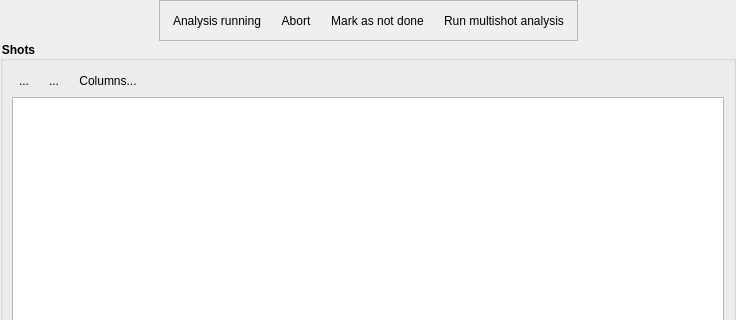
First picture: the form in lyse/user_interface/filebox.ui, repository labscript-suite/lyse, before the edit; both pictures show x 0 to 736 and y 0 to 320 of the 736 by 616 pixel window.
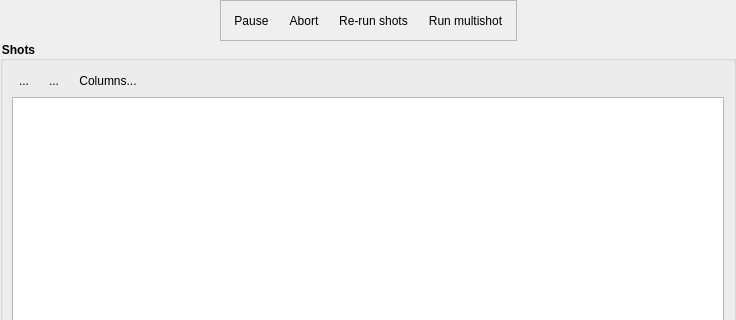
Second picture: the form after the edit. Icons and pictures are not drawn. Custom widgets are drawn as their Qt base class.

Commit message:
Make the pause button a toggle labelled Pause, and shorten two button labels
Currently, the button that pauses analysis says "Analysis running" or "Analysis
paused", depending on its state. With this change, the button has the label "Pause"
and the pause icon in both states, as the Pause button of BLACS has, and analysis is
paused while the button is pressed in.

This commit also renames the "Mark as not done" button to "Re-run shots" and the "Run
multishot analysis" button to "Run multishot".

Claude-Session: https://claude.ai/code/session_01CEhjRcaVFdCAenqRAy9CGQ

```diff
--- a/lyse/user_interface/filebox.ui
+++ b/lyse/user_interface/filebox.ui
@@ -61,7 +61,7 @@
              <string>Pause or resume analysis</string>
             </property>
             <property name="text">
-             <string>Analysis running</string>
+             <string>Pause</string>
             </property>
             <property name="icon">
              <iconset>
@@ -104,7 +104,7 @@
              <string>Mark the selected shots as not analysed, so that single-shot analysis runs on them again</string>
             </property>
             <property name="text">
-             <string>Mark as not done</string>
+             <string>Re-run shots</string>
             </property>
             <property name="icon">
              <iconset>
@@ -124,7 +124,7 @@
              <string>Run the multishot analysis routines</string>
             </property>
             <property name="text">
-             <string>Run multishot analysis</string>
+             <string>Run multishot</string>
             </property>
             <property name="icon">
              <iconset>
```
Left out of the diff: 2 changed lines with no effect on the pictures. The commit also changes 1 other file.
